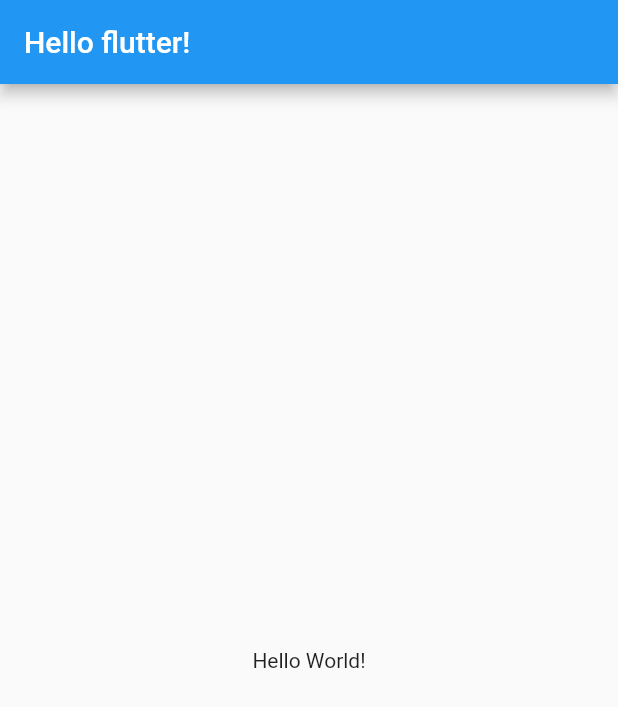
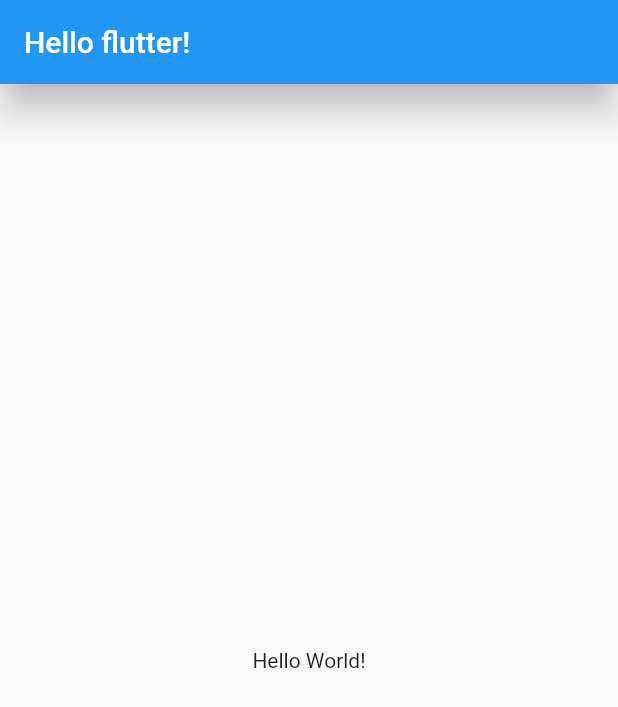
Before and after one commit to PearlKang/Nomadcoders, a Flutter app: the screen it shows after launch, on a phone screen of 412 x 824 dp. Shown: the top 707 px of the screen. Run offline on Flutter 3.47's test engine with Material 2 defaults, Android fonts, the light colour scheme and no system bars.

Commit message:
2023.02.09

```diff
--- a/Program/Flutter/toonflix/lib/main.dart
+++ b/Program/Flutter/toonflix/lib/main.dart
@@ -13,6 +13,7 @@ class App extends StatelessWidget {
       home: Scaffold(
         appBar: AppBar(
           centerTitle: false,
+          elevation: 10,
           title: Text("Hello flutter!"),
         ),
         body: Center(
```
